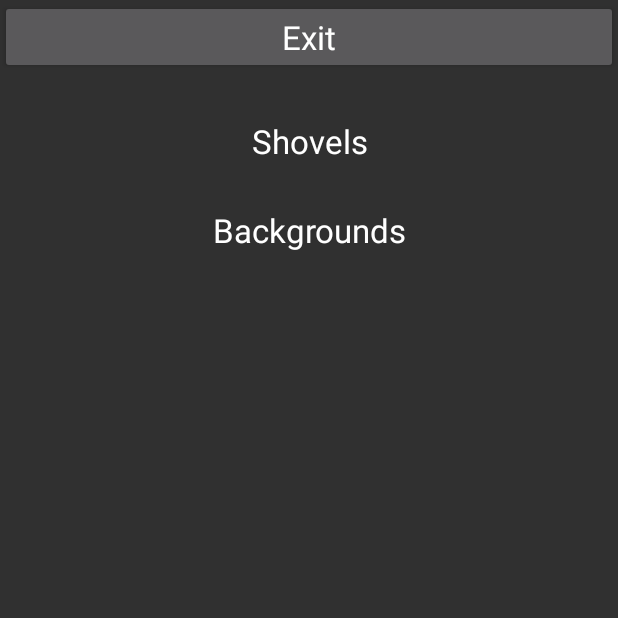
After one commit to neelabh2/Shovel_Snow, an Android app: the ShopActivity screen opened directly, with no data from a screen before it, on a phone screen of 412 x 824 dp, the top half of it. The commit adds this screen. Run offline under Robolectric (Android 15) with nearby library versions, the phone set to English and light mode, and no system bars.

Commit message:
Basic UI created for all activities.

```diff
--- a/app/src/main/AndroidManifest.xml
+++ b/app/src/main/AndroidManifest.xml
@@ -11,14 +11,16 @@
         android:roundIcon="@mipmap/ic_launcher_round"
         android:supportsRtl="true"
         android:theme="@style/Theme.AppCompat.NoActionBar">
-        <activity android:name=".GameActivity" />
+
         <activity android:name=".MainActivity">
             <intent-filter>
                 <action android:name="android.intent.action.MAIN" />
-
                 <category android:name="android.intent.category.LAUNCHER" />
             </intent-filter>
         </activity>
+        <activity android:name=".GameActivity" />
+        <activity android:name=".ShopActivity" />
+        <activity android:name=".OptionsActivity" />
     </application>
 
 </manifest>
--- a/app/src/main/java/com/example/shovelsnow/MainActivity.java
+++ b/app/src/main/java/com/example/shovelsnow/MainActivity.java
@@ -27,6 +27,7 @@ public class MainActivity extends AppCompatActivity {
 
         // Set onClickListener for all buttons.
         startButton.setOnClickListener(unused -> startButtonClicked());
+        optionsButton.setOnClickListener(unused -> optionsButtonClicked());
     }
 
     /**
@@ -40,6 +41,6 @@ public class MainActivity extends AppCompatActivity {
      * Starts optionsActivity when optionsButton is clicked.
      */
     private void optionsButtonClicked() {
-        return;
+        startActivity(new Intent(this, OptionsActivity.class));
     }
 }
--- /dev/null
+++ b/app/src/main/java/com/example/shovelsnow/ShopActivity.java
@@ -0,0 +1,35 @@
+package com.example.shovelsnow;
+
+import android.os.Bundle;
+import android.widget.Button;
+
+import androidx.appcompat.app.AppCompatActivity;
+
+/**
+ * Allows the user to spend score to buy shovels and backgrounds.
+ * Bought items can then be equipped.
+ * Displays a button for leaving the shop.
+ */
+public class ShopActivity extends AppCompatActivity {
+
+    /**
+     * Called by android when this activity is created.
+     * @param savedInstanceState unused.
+     */
+    @Override
+    protected void onCreate(final Bundle savedInstanceState) {
+        super.onCreate(savedInstanceState);
+        setContentView(R.layout.activity_shop);
+
+        //Setup shopExitButton and its onClickListener.
+        Button shopExitButton = findViewById(R.id.shopExitButton);
+        shopExitButton.setOnClickListener(unused -> shopExitButtonClicked());
+    }
+
+    /**
+     * Exit ShopActivity when the shopExitButton is clicked.
+     */
+    private void shopExitButtonClicked() {
+        finish();
+    }
+}
--- /dev/null
+++ b/app/src/main/res/layout/activity_shop.xml
@@ -0,0 +1,59 @@
+<?xml version="1.0" encoding="utf-8"?>
+<LinearLayout xmlns:android="http://schemas.android.com/apk/res/android"
+    android:orientation="vertical" android:layout_width="match_parent"
+    android:layout_height="match_parent">
+
+    <Button
+        android:id="@+id/shopExitButton"
+        android:layout_width="match_parent"
+        android:layout_height="wrap_content"
+        android:layout_marginBottom="30dp"
+        android:text="@string/exit_button"
+        android:textAppearance="@style/TextAppearance.AppCompat.Large" />
+
+    <ScrollView
+        android:layout_width="match_parent"
+        android:layout_height="match_parent">
+
+        <LinearLayout
+            android:id="@+id/shopList"
+            android:layout_width="match_parent"
+            android:layout_height="wrap_content"
+            android:orientation="vertical">
+
+            <LinearLayout
+                android:id="@+id/shovelsList"
+                android:layout_width="match_parent"
+                android:layout_height="match_parent"
+                android:layout_marginBottom="30dp"
+                android:orientation="vertical">
+
+                <TextView
+                    android:id="@+id/shovelsListTitle"
+                    android:layout_width="match_parent"
+                    android:layout_height="wrap_content"
+                    android:gravity="center"
+                    android:text="@string/shovels_title"
+                    android:textAppearance="@style/TextAppearance.AppCompat.Large" />
+            </LinearLayout>
+
+            <LinearLayout
+                android:id="@+id/backgroundsList"
+                android:layout_width="match_parent"
+                android:layout_height="match_parent"
+                android:orientation="vertical">
+
+                <TextView
+                    android:id="@+id/backgroundsListTitle"
+                    android:layout_width="match_parent"
+                    android:layout_height="wrap_content"
+                    android:gravity="center"
+                    android:text="@string/backgrounds_title"
+                    android:textAppearance="@style/TextAppearance.AppCompat.Large" />
+
+            </LinearLayout>
+
+        </LinearLayout>
+    </ScrollView>
+
+</LinearLayout>
--- a/app/src/main/res/values/strings.xml
+++ b/app/src/main/res/values/strings.xml
@@ -4,4 +4,6 @@
     <string name="options_button">Options</string>
     <string name="shop_button">Shop</string>
     <string name="exit_button">Exit</string>
+    <string name="shovels_title">Shovels</string>
+    <string name="backgrounds_title">Backgrounds</string>
 </resources>
```
Also changed, not shown: app/src/main/java/com/example/shovelsnow/GameActivity.java (+10 -0 lines), app/src/main/java/com/example/shovelsnow/OptionsActivity.java (added, +34 -0 lines), app/src/main/res/layout/activity_options.xml (added, +12 -0 lines).
